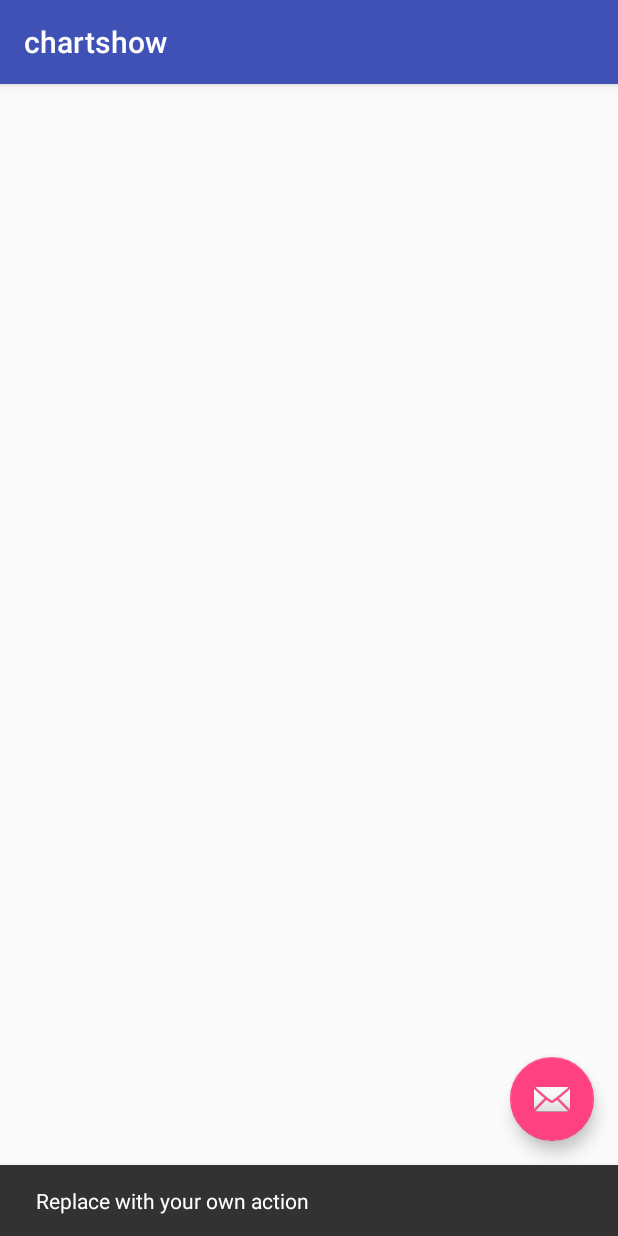
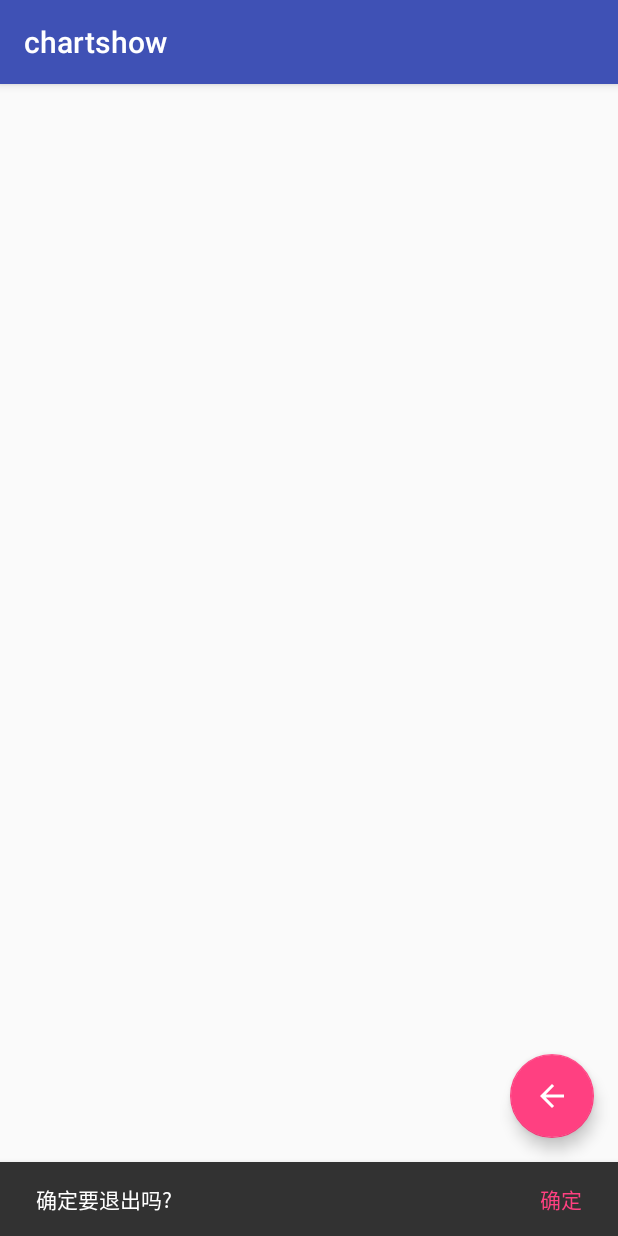
Before and after one commit to lzy822/dtyproject201803, an Android app: the chartshow screen opened directly, with no data from a screen before it, after a tap on an icon or button, on a phone screen of 412 x 824 dp. Run offline under Robolectric (Android 15) with nearby library versions, the phone set to English and light mode, and no system bars; libraries missing offline, so code that uses them is left out: com.esri.arcgisruntime, org.litepal.

Commit message:
行政区分级， 优化界面一逻辑

```diff
--- a/app/src/main/assets/litepal.xml
+++ b/app/src/main/assets/litepal.xml
@@ -1,7 +1,7 @@
 <?xml version="1.0" encoding="utf-8"?>
 <litepal>
     <dbname value="impulseManage"></dbname>
-    <version value="3"></version>
+    <version value="4"></version>
     <list>
         <mapping class="com.esri.arcgisruntime.demos.displaymap.whiteblank"></mapping>
         <mapping class="com.esri.arcgisruntime.demos.displaymap.xzq"></mapping>
--- a/app/src/main/java/com/esri/arcgisruntime/demos/displaymap/chartshow.java
+++ b/app/src/main/java/com/esri/arcgisruntime/demos/displaymap/chartshow.java
@@ -5,23 +5,40 @@ import android.support.design.widget.FloatingActionButton;
 import android.support.design.widget.Snackbar;
 import android.support.v7.app.AppCompatActivity;
 import android.support.v7.widget.Toolbar;
+import android.util.Log;
 import android.view.View;
 
+import org.litepal.LitePal;
+
+import java.util.List;
+
 public class chartshow extends AppCompatActivity {
-
+    private static final String TAG = "chartshow";
     @Override
     protected void onCreate(Bundle savedInstanceState) {
         super.onCreate(savedInstanceState);
         setContentView(R.layout.activity_chartshow);
         Toolbar toolbar = (Toolbar) findViewById(R.id.toolbar);
         setSupportActionBar(toolbar);
-
+        //LitePal.deleteAll(xzq.class, "xzqmc = ? and type = ?", "凤庆县", "乡级");
+        //Log.w(TAG, "onCreate: " + DataUtil.xzqClassify(LitePal.findAll(xzq.class)));
+        /*long[] nums = DataUtil.xzqCalGrade(LitePal.findAll(xzq.class));
+        Log.w(TAG, "onCreate: " + nums[0] + "; " + nums[1]);
+        List<xzq> xzqs = LitePal.where("xzqmc = ?", "凤庆县").find(xzq.class);
+        for (xzq xzq: xzqs){
+            Log.w(TAG, "onCreate: " + xzq.getType() + "; " + xzq.getGrade());
+        }*/
         FloatingActionButton fab = (FloatingActionButton) findViewById(R.id.fab);
         fab.setOnClickListener(new View.OnClickListener() {
             @Override
             public void onClick(View view) {
-                Snackbar.make(view, "Replace with your own action", Snackbar.LENGTH_LONG)
-                        .setAction("Action", null).show();
+                Snackbar.make(view, "确定要退出吗?", Snackbar.LENGTH_LONG)
+                        .setAction("确定", new View.OnClickListener() {
+                            @Override
+                            public void onClick(View v) {
+                                chartshow.this.finish();
+                            }
+                        }).show();
             }
         });
     }
--- /dev/null
+++ b/app/src/main/res/drawable/ic_business_center_black_24dp.xml
@@ -0,0 +1,5 @@
+<vector android:height="24dp" android:tint="#FFFFFF"
+    android:viewportHeight="24.0" android:viewportWidth="24.0"
+    android:width="24dp" xmlns:android="http://schemas.android.com/apk/res/android">
+    <path android:fillColor="#FF000000" android:pathData="M10,16v-1L3.01,15L3,19c0,1.11 0.89,2 2,2h14c1.11,0 2,-0.89 2,-2v-4h-7v1h-4zM20,7h-4.01L15.99,5l-2,-2h-4l-2,2v2L4,7c-1.1,0 -2,0.9 -2,2v3c0,1.11 0.89,2 2,2h6v-2h4v2h6c1.1,0 2,-0.9 2,-2L22,9c0,-1.1 -0.9,-2 -2,-2zM14,7h-4L10,5h4v2z"/>
+</vector>
--- a/app/src/main/res/layout/activity_chartshow.xml
+++ b/app/src/main/res/layout/activity_chartshow.xml
@@ -28,6 +28,8 @@
         android:layout_height="wrap_content"
         android:layout_gravity="bottom|end"
         android:layout_margin="@dimen/fab_margin"
-        app:srcCompat="@android:drawable/ic_dialog_email" />
+        android:src="@drawable/ic_arrow_back"
+        />
+        <!--app:srcCompat="@android:drawable/ic_dialog_email"-->
 
 </android.support.design.widget.CoordinatorLayout>
--- a/app/src/main/res/layout/activity_main.xml
+++ b/app/src/main/res/layout/activity_main.xml
@@ -82,7 +82,7 @@
         android:layout_alignParentBottom="true"
         android:adjustViewBounds="false"
         android:scaleType="fitEnd"
-        android:src="@drawable/ic_add_location_black_24dp"
+        android:src="@drawable/ic_business_center_black_24dp"
         app:fab_colorNormal="#F50057"
         app:fab_colorPressed="#E8004A"
         app:fab_colorRipple="#C20024"
--- a/app/src/main/res/layout/popupwindow_drawfeature.xml
+++ b/app/src/main/res/layout/popupwindow_drawfeature.xml
@@ -15,7 +15,7 @@
             android:id="@+id/btn_pop_drawpolygon"
             android:layout_width="match_parent"
             android:layout_height="45dp"
-            android:text="绘制多边形"
+            android:text="按需查询"
             android:background="#ffff"
             android:textSize="18sp" />
 
@@ -23,10 +23,11 @@
             android:id="@+id/btn_pop_drawpolyline"
             android:layout_width="match_parent"
             android:layout_height="45dp"
-            android:text="绘制线段"
+            android:text="行政区查询"
             android:background="#ffff"
             android:textSize="18sp" />
 
+        <!--
         <Button
             android:id="@+id/btn_pop_drawpoint"
             android:layout_width="match_parent"
@@ -34,6 +35,7 @@
             android:text="绘制点位"
             android:background="#ffff"
             android:textSize="18sp" />
+            -->
 
         <Button
             android:id="@+id/btn_pop_cancel"
```
Also changed, not shown: app/src/main/java/com/esri/arcgisruntime/demos/displaymap/DataUtil.java (added, +39 -0 lines), app/src/main/java/com/esri/arcgisruntime/demos/displaymap/MainActivity.java (+41 -35 lines), app/src/main/java/com/esri/arcgisruntime/demos/displaymap/xzq.java (+9 -0 lines).
